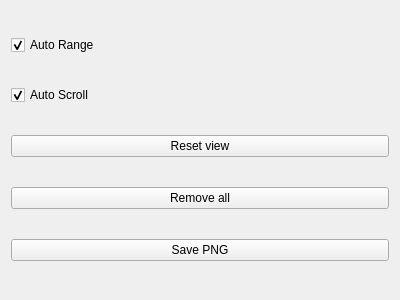
Old version of the form src/qcustomplot/right_panel.ui in the repository ADVRHumanoids/robot_monitoring.
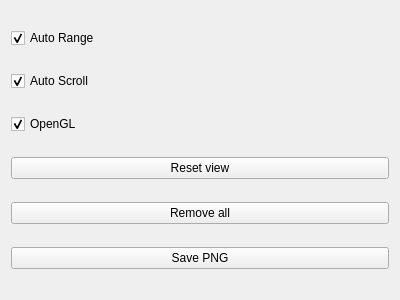
New version of the form.

Patch:
```diff
--- a/src/qcustomplot/right_panel.ui
+++ b/src/qcustomplot/right_panel.ui
@@ -34,6 +34,16 @@
      </property>
     </widget>
    </item>
+   <item>
+    <widget class="QCheckBox" name="openglChkBox">
+     <property name="text">
+      <string>OpenGL</string>
+     </property>
+     <property name="checked">
+      <bool>true</bool>
+     </property>
+    </widget>
+   </item>
    <item>
     <widget class="QPushButton" name="resetViewBtn">
      <property name="text">
```
